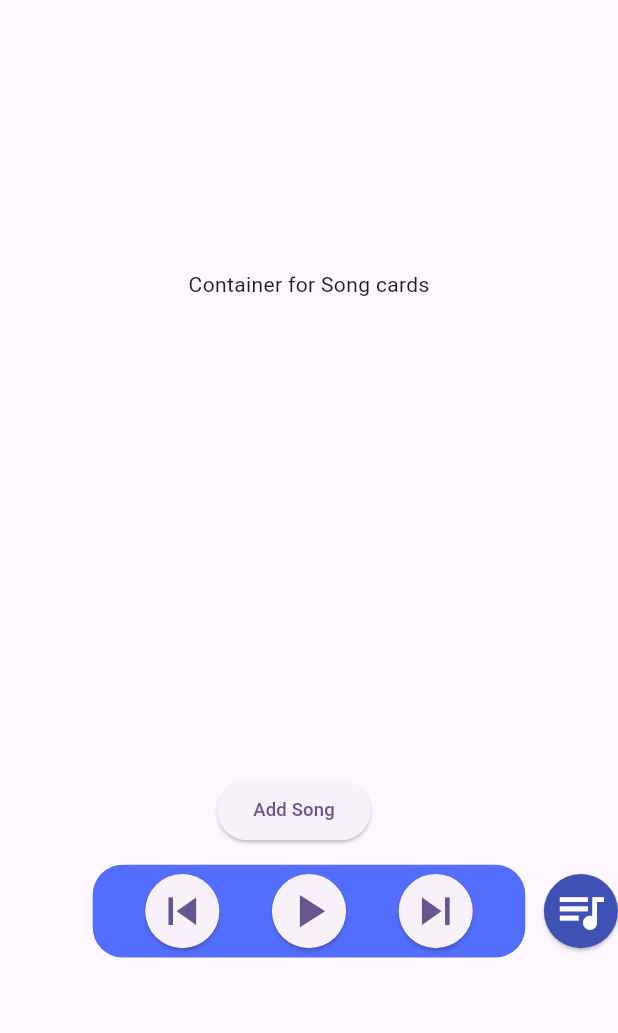
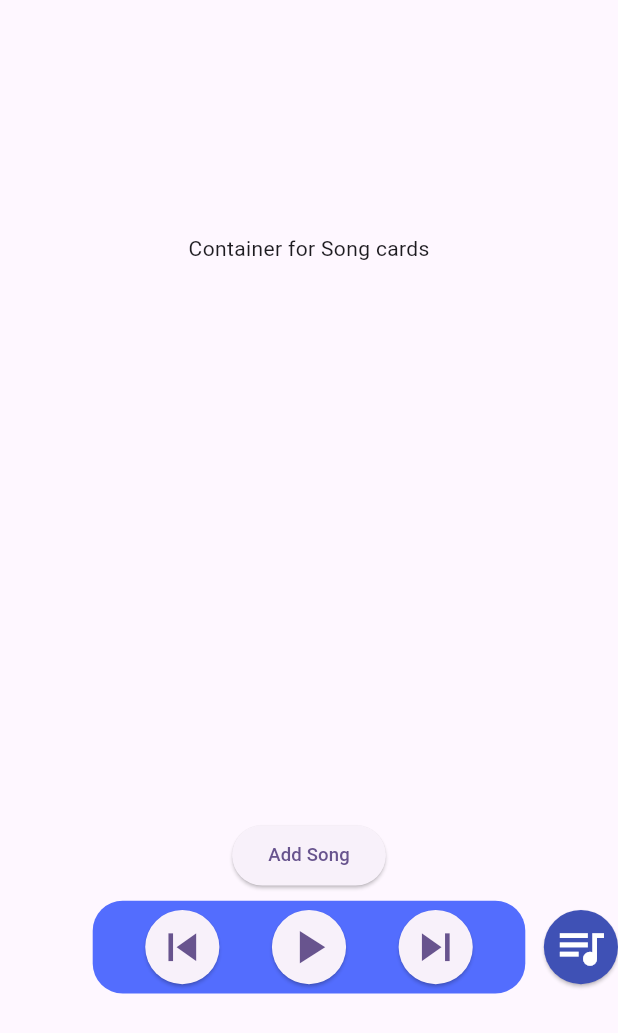
Before and after one commit to andsandov/Spotify-Capstone, a Flutter app: the LiveRoomPage screen opened directly, on a phone screen of 412 x 824 dp. Shown: the top 1033 px of the screen. Run offline on Flutter 3.47's test engine with Material 3 defaults, Android fonts, the phone set to English and light mode, and no system bars.

Commit message:
fixed bug where card on top of stack showed the 5th card from the end of the card list.

```diff
--- a/lib/song_cards.dart
+++ b/lib/song_cards.dart
@@ -32,52 +32,63 @@ class _SongCardListState extends State<SongCardList> {
 
     final double overlapOffset = containerHeight * 0.05;
 
-    final displayCards = widget.songCards.take(displayListMax).toList();
+    final start = widget.songCards.length > displayListMax ? widget.songCards.length - displayListMax : 0;
+    final displayCards = widget.songCards.skip(start).take(displayListMax).toList();
 
-    return SizedBox(
+    return Column(
+      mainAxisAlignment: MainAxisAlignment.center,
+      children: [
+        SizedBox(
           width: containerWidth * 0.6,
           height: containerHeight * 0.6,
-      child: Stack(
+          child:
+          Stack(
             children: [
               for (int i = displayCards.length - 1; i >= 0; i--)
                 Positioned(
-                  bottom: i * overlapOffset - (i * i * containerHeight * 0.005),
+                    bottom:
+                        i * overlapOffset - (i * i * containerHeight * 0.005),
                     left: 0,
                     right: 0,
                     child: Builder(builder: (context) {
-                    if ((displayCards.length - 1 - i) == displayCards.length - 1) {
+                      if ((displayCards.length - 1 - i) ==
+                          displayCards.length - 1) {
                         return Draggable(
                           data: displayCards.length - 1 - i,
                           feedback: ConstrainedBox(
                             constraints: BoxConstraints.tightFor(
-                            width: containerWidth * 0.6, // Set the same width as the child
-                            height: containerHeight * 0.45, // Set the same height as the child
+                              width: containerWidth *
+                                  0.6, // Set the same width as the child
+                              height: containerHeight *
+                                  0.45, // Set the same height as the child
                             ),
                             child: SongCard(
-                              cardData: displayCards[displayCards.length - 1 - i],
+                                cardData:
+                                    displayCards[displayCards.length - 1 - i],
                                 index: i),
                           ),
                           childWhenDragging: const SizedBox.shrink(),
                           child: SongCard(
-                            cardData: displayCards[displayCards.length - 1 - i],
+                              cardData:
+                                  displayCards[displayCards.length - 1 - i],
                               index: i),
                         );
                       }
                       return SongCard(
                           cardData: displayCards[displayCards.length - 1 - i],
                           index: i);
-                  })
-              ),
-            Positioned(
-              bottom: containerHeight * 0.01,
-              right: containerWidth * 0.2,
-              child: ElevatedButton(
-                onPressed: widget.onAdd,
-                child: Text("Add Song", style: TextStyle(fontSize: containerWidth * 0.03)),
+                    })),
+            ],
           ),
         ),
+        Row(mainAxisAlignment: MainAxisAlignment.center, children: [
+          ElevatedButton(
+            onPressed: widget.onAdd,
+            child: Text("Add Song",
+                style: TextStyle(fontSize: containerWidth * 0.03)),
+          ),
+        ]),
       ],
-        ),
     );
   }
 }
```
Lines whose indentation alone changed are shown as unchanged.
